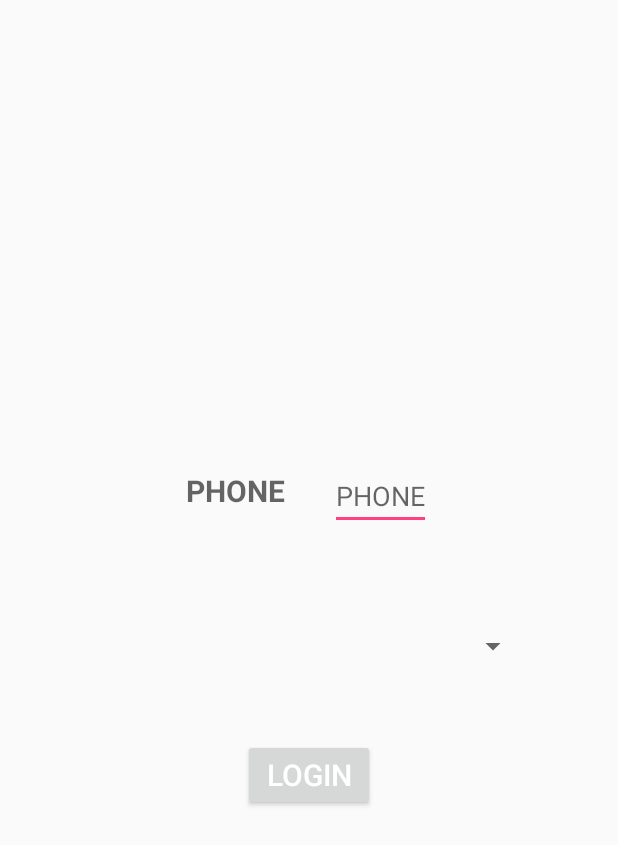
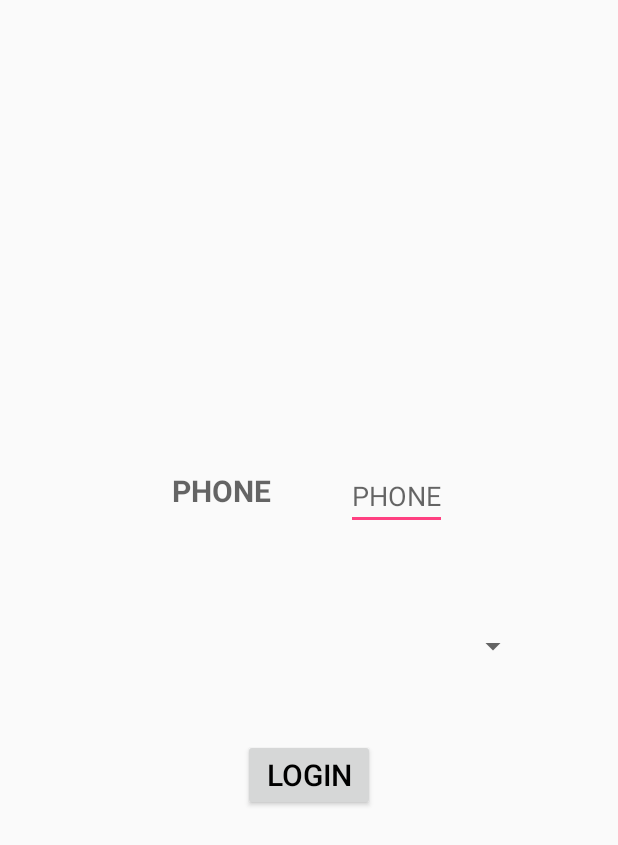
Before and after one commit to xerosanyam/Recharge-Plan-Recommender, an Android app: the screen it shows after launch (Login), on a phone screen of 412 x 824 dp. Shown: the top 845 px of the screen. Run offline under Robolectric (Android 15) with nearby library versions, the phone set to English and light mode, and no system bars; network calls fail; 1 statement that could not run was skipped.

Commit message:
One time login success

```diff
--- a/app/src/main/java/com/example/sanyam/myapplication/Login.java
+++ b/app/src/main/java/com/example/sanyam/myapplication/Login.java
@@ -39,9 +39,9 @@ public class Login extends Activity implements View.OnClickListener, TextWatcher
         e_my_num = (EditText) findViewById(R.id.my_num);
         e_my_num.addTextChangedListener(this);
         Log.e("success", "oncreate");
-
+        //  ActionBar ab =getSupportActionBar(); ab.setLogo(R.drawable.ic_launcher);
         sharedPref = getSharedPreferences("data", MODE_PRIVATE);
-        number = 0;// sharedPref.getInt("isLogged", 0);
+        number = sharedPref.getInt("isLogged", 0);
         Log.e("logoutinlogin", String.valueOf(MainActivity.logout));
         if (MainActivity.logout == 1) {
             MainActivity.logout = 0;
--- a/app/src/main/res/layout/login.xml
+++ b/app/src/main/res/layout/login.xml
@@ -1,11 +1,9 @@
 <LinearLayout xmlns:android="http://schemas.android.com/apk/res/android"
-    xmlns:tools="http://schemas.android.com/tools"
     android:layout_width="match_parent"
     android:layout_height="match_parent"
     android:layout_marginTop="30dp"
     android:gravity="center"
-    android:orientation="vertical"
-    tools:context=".MainActivity">
+    android:orientation="vertical">
 
     <LinearLayout
         android:layout_width="match_parent"
@@ -19,7 +17,8 @@
             android:layout_width="wrap_content"
             android:layout_height="wrap_content"
             android:layout_gravity="center_horizontal"
-            android:layout_marginRight="30dp"
+            android:layout_marginRight="50dp"
+            android:paddingLeft="1sp"
             android:text="@string/phone"
             android:textAppearance="?android:attr/textAppearanceMedium"
             android:textSize="20dp"
@@ -64,7 +63,7 @@
             android:layout_height="wrap_content"
             android:padding="10dp"
             android:text="@string/login"
-            android:textColor="#ffffff"
+            android:textColor="#000000"
             android:textSize="20dp" />
     </LinearLayout>
 </LinearLayout>
```
